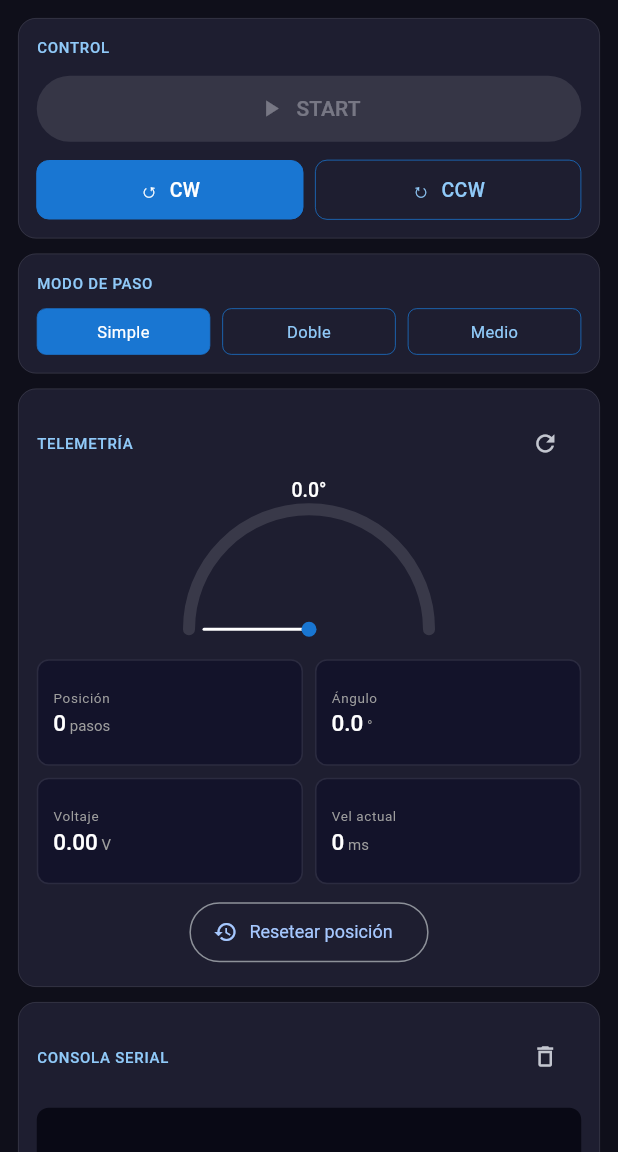
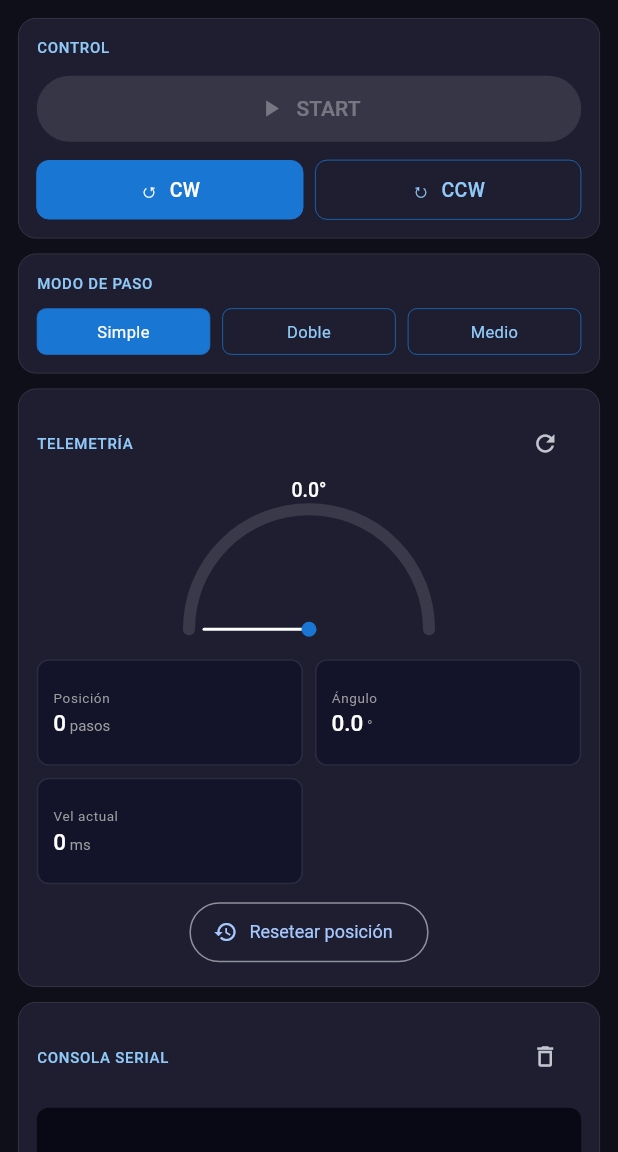
Before and after one commit to natwDX/sistemas_programables, a Flutter app: the ControlScreen screen opened directly, on a phone screen of 412 x 824 dp, the part 84-1236 px from its top. Run offline on Flutter 3.47's test engine with Material 3 defaults, Android fonts, the phone set to English and light mode, and no system bars; our stand-ins replace flutter_bluetooth_serial, permission_handler.

Commit message:
Ya jalo ahora sí

```diff
--- a/lib/control_screen.dart
+++ b/lib/control_screen.dart
@@ -150,7 +150,7 @@ class _ControlScreenState extends State<ControlScreen> {
                 action: IconButton(
                   icon: const Icon(Icons.refresh, size: 18),
                   onPressed: ctrl.pedirVoltaje,
-                  tooltip: 'Pedir voltaje',
+                  tooltip: 'Actualizar',
                 ),
                 child: Column(children: [
                   // Aguja de posición angular
@@ -173,7 +173,6 @@ class _ControlScreenState extends State<ControlScreen> {
                     children: [
                       _TeleItem(label: 'Posición', value: '${ctrl.posicion}', unit: 'pasos'),
                       _TeleItem(label: 'Ángulo', value: ctrl.grados.toStringAsFixed(1), unit: '°'),
-                      _TeleItem(label: 'Voltaje', value: ctrl.voltaje.toStringAsFixed(2), unit: 'V'),
                       _TeleItem(label: 'Vel actual', value: '${ctrl.velRecibida}', unit: 'ms'),
                     ],
                   ),
```
